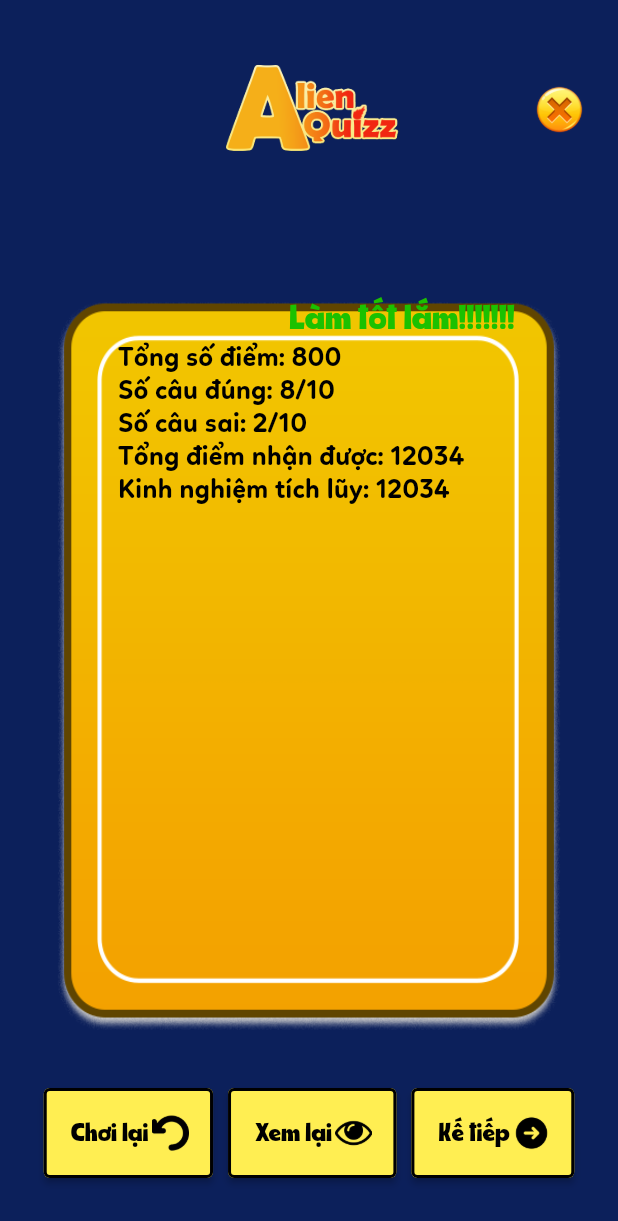
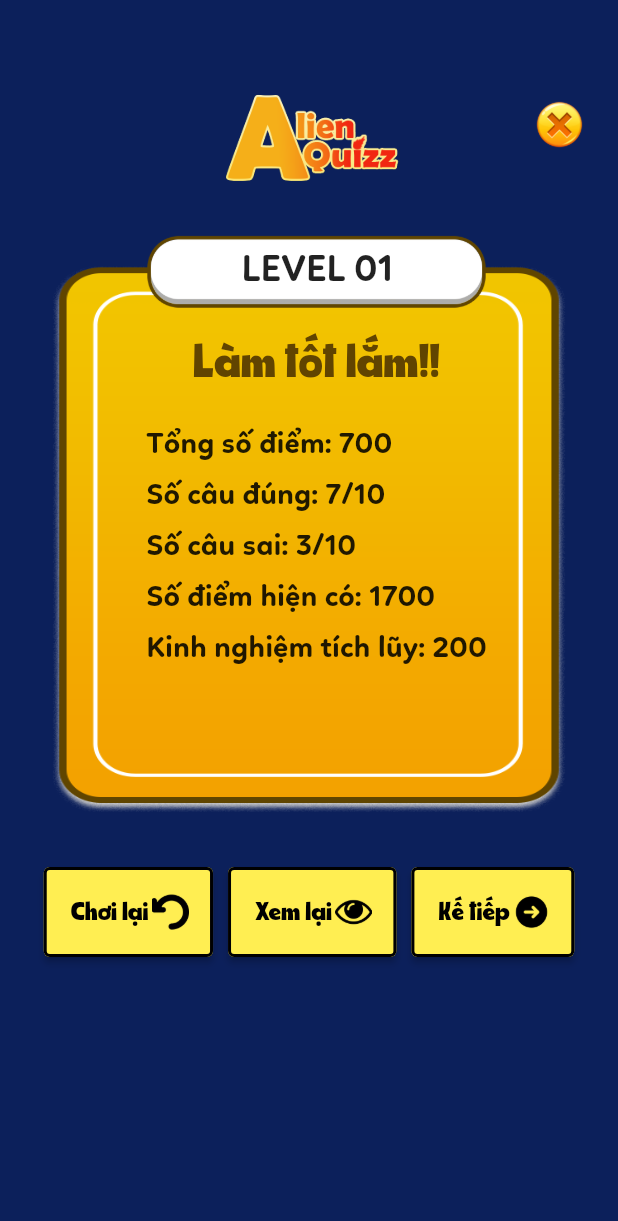
Before and after one commit to TuongVy06-20PMC/DALTDD-Alien, a Flutter app: the KetThucLuotChoi screen opened directly, on a phone screen of 412 x 824 dp. Shown: the top 1221 px of the screen. Run offline on Flutter 3.47's test engine with Material 2 defaults, Android fonts, the phone set to English and light mode, and no system bars; our stand-ins replace audioplayers, google_nav_bar, hexcolor; missing offline and left inert: flutter_screen_wake, searchbar_animation.

Commit message:
edit-ketthucluot

```diff
--- a/flutter_application_2/lib/Screen/KetThucLuotChoi.dart
+++ b/flutter_application_2/lib/Screen/KetThucLuotChoi.dart
@@ -18,17 +18,18 @@ class _KetThucLuotChoiState extends State<KetThucLuotChoi> {
   @override
   Widget build(BuildContext context) {
     return Scaffold(
-      body: Container(
-        decoration: BoxDecoration(
-            color: HexColor('0C205B')),
+      body: Material(
+        child: Container(
+          decoration: BoxDecoration(color: HexColor('0C205B')),
           child: Container(
             margin: EdgeInsets.only(top: 40, left: 15, right: 15),
-          child: Column(mainAxisAlignment: MainAxisAlignment.start, children: [
+            child:
+                Column(mainAxisAlignment: MainAxisAlignment.start, children: [
               Row(
                 mainAxisAlignment: MainAxisAlignment.end,
                 children: [
                   Padding(
-                  padding: EdgeInsets.only(right: 80),
+                    padding: EdgeInsets.only(right: 80, top: 20),
                     child: Image.asset(
                       'assets/logo.png',
                       width: 120,
@@ -52,77 +53,101 @@ class _KetThucLuotChoiState extends State<KetThucLuotChoi> {
                     Stack(
                       children: [
                         Container(
-                          margin: EdgeInsets.only(top: 30),
+                            // margin: EdgeInsets.only(top: 20),
                             padding:
-                              EdgeInsets.only(left: 60, top: 50, right: 50),
+                                EdgeInsets.only(left: 60, top: 15, right: 50),
                             //padding: EdgeInsets.all(20),
-                          height: MediaQuery.of(context).size.height /1.5,
-                          width: MediaQuery.of(context).size.width/1.1,
+                            height: MediaQuery.of(context).size.height / 2,
+                            width: MediaQuery.of(context).size.width / 1.05,
                             decoration: const BoxDecoration(
-                             image: DecorationImage(image: AssetImage('assets/bg-menu.png'),fit: BoxFit.fill)),
+                                image: DecorationImage(
+                                    image: AssetImage('assets/bg-menu.png'),
+                                    fit: BoxFit.fill)),
                             child: Column(
                               children: [
                                 Row(
-                                mainAxisAlignment: MainAxisAlignment.end,
+                                  mainAxisAlignment: MainAxisAlignment.center,
+                                  crossAxisAlignment: CrossAxisAlignment.start,
                                   children: [
-                                  Text(
-                                    'Làm tốt lắm!!!!!!!',
-                                    style: TextStyle(
-                                        fontFamily: 'FSAriston',
-                                        fontSize: 30,
-                                        color: HexColor('1BC100')),
+                                    Stack(
+                                      children: [
+                                        Positioned(
+                                          child: Image.asset(
+                                            'assets/btn.png',
+                                            width: 230,
+                                            height: 60,
                                           ),
-                                ],
                                         ),
-                              Row(
-                                mainAxisAlignment: MainAxisAlignment.start,
-                                children: [
-                                  Column(
-                                    crossAxisAlignment:
-                                        CrossAxisAlignment.start,
-                                    children: const [
-                                      Text(
-                                        'Tổng số điểm: 800',
+                                       const Positioned(
+                                          child: Text(
+                                            'LEVEL 01',
+                                            textAlign: TextAlign.center,
                                             style: TextStyle(
                                                 fontFamily: 'LinotteBold',
-                                            fontSize: 18,
-                                            color: Colors.black),
+                                                fontSize: 25),
                                           ),
-                                      Text(
-                                        'Số câu đúng: 8/10',
-                                        style: TextStyle(
-                                            fontFamily: 'LinotteBold',
-                                            fontSize: 18,
-                                            color: Colors.black),
-                                      ),
-                                      Text(
-                                        'Số câu sai: 2/10',
-                                        style: TextStyle(
-                                            fontFamily: 'LinotteBold',
-                                            fontSize: 18,
-                                            color: Colors.black),
-                                      ),
-                                      Text(
-                                        'Tổng điểm nhận được: 12034',
-                                        style: TextStyle(
-                                            fontFamily: 'LinotteBold',
-                                            fontSize: 18,
-                                            color: Colors.black),
-                                      ),
-                                      Text(
-                                        'Kinh nghiệm tích lũy: 12034',
-                                        style: TextStyle(
-                                            fontFamily: 'LinotteBold',
-                                            fontSize: 18,
-                                            color: Colors.black),
+                                          left: 65,
+                                          bottom: 15,
                                         ),
                                       ],
                                     ),
                                   ],
                                 ),
+                                Padding(
+                                  padding:const EdgeInsets.only(top: 10),
+                                  child: Row(
+                                    mainAxisAlignment: MainAxisAlignment.center,
+                                    children: [
+                                      Text(
+                                        'Làm tốt lắm!!',
+                                        style: TextStyle(
+                                            fontFamily: 'FSAriston',
+                                            fontSize: 40,
+                                            color: HexColor('614400')),
+                                      )
+                                    ],
+                                  ),
+                                ),
+                                Column(
+                                  mainAxisAlignment: MainAxisAlignment.start,
+                                  crossAxisAlignment: CrossAxisAlignment.start,
+                                  children:const [
+                                    Padding(padding: EdgeInsets.only(bottom: 10, top: 20),
+                                    child: Text('Tổng số điểm: 700', style: TextStyle(
+                                      fontFamily: 'LinotteBold',
+                                      fontSize: 20,
+                                    ),),
+                                    ),
+                                     Padding(padding: EdgeInsets.only(bottom: 10),
+                                    child: Text('Số câu đúng: 7/10', style: TextStyle(
+                                      fontFamily: 'LinotteBold',
+                                      fontSize: 20,
+                                    ),),
+                                    ),
+                                     Padding(padding: EdgeInsets.only(bottom: 10),
+                                    child: Text('Số câu sai: 3/10', style: TextStyle(
+                                      fontFamily: 'LinotteBold',
+                                      fontSize: 20,
+                                    ),),
+                                    ),
+                                     Padding(padding: EdgeInsets.only(bottom: 10),
+                                    child: Text('Số điểm hiện có: 1700', style: TextStyle(
+                                      fontFamily: 'LinotteBold',
+                                      fontSize: 20,
+                                    ),),
+                                    ),
+                                     Padding(padding: EdgeInsets.only(bottom: 10),
+                                    child: Text('Kinh nghiệm tích lũy: 200', style: TextStyle(
+                                      fontFamily: 'LinotteBold',
+                                      fontSize: 20,
+                                    ),),
+                                    ),
+
+
+                                  ],
+                                )
                               ],
                             )),
-
                       ],
                     ),
                     Container(
@@ -186,20 +211,19 @@ class _KetThucLuotChoiState extends State<KetThucLuotChoi> {
                                                 children: [
                                                   Row(
                                                     mainAxisAlignment:
-                                                      MainAxisAlignment.center,
+                                                        MainAxisAlignment
+                                                            .center,
                                                     children: [
                                                       Padding(
                                                         padding:
                                                             EdgeInsets.all(25),
                                                         child: TextButton(
-                                                        style: TextButton
-                                                            .styleFrom(
+                                                          style: TextButton.styleFrom(
                                                               backgroundColor:
                                                                   HexColor(
                                                                       '0C205B'),
                                                               shadowColor:
-                                                                    Colors
-                                                                        .white),
+                                                                  Colors.white),
                                                           onPressed: () =>
                                                               Navigator.pop(
                                                                   context,
@@ -216,20 +240,22 @@ class _KetThucLuotChoiState extends State<KetThucLuotChoi> {
                                                         ),
                                                       ),
                                                       TextButton(
-                                                      style:
-                                                          TextButton.styleFrom(
+                                                        style: TextButton
+                                                            .styleFrom(
                                                                 backgroundColor:
                                                                     HexColor(
                                                                         '0C205B'),
                                                                 shadowColor:
-                                                                  Colors.white),
+                                                                    Colors
+                                                                        .white),
                                                         onPressed: () {
                                                           Navigator.of(context)
                                                               .pop();
                                                           Navigator.push(
                                                             context,
                                                             MaterialPageRoute(
-                                                              builder: (context) =>
+                                                                builder:
+                                                                    (context) =>
                                                                         const BatDauChoi()),
                                                           );
                                                         },
@@ -348,6 +374,7 @@ class _KetThucLuotChoiState extends State<KetThucLuotChoi> {
             ]),
           ),
         ),
+      ),
     );
   }
 }
```
Lines whose indentation alone changed are shown as unchanged.
